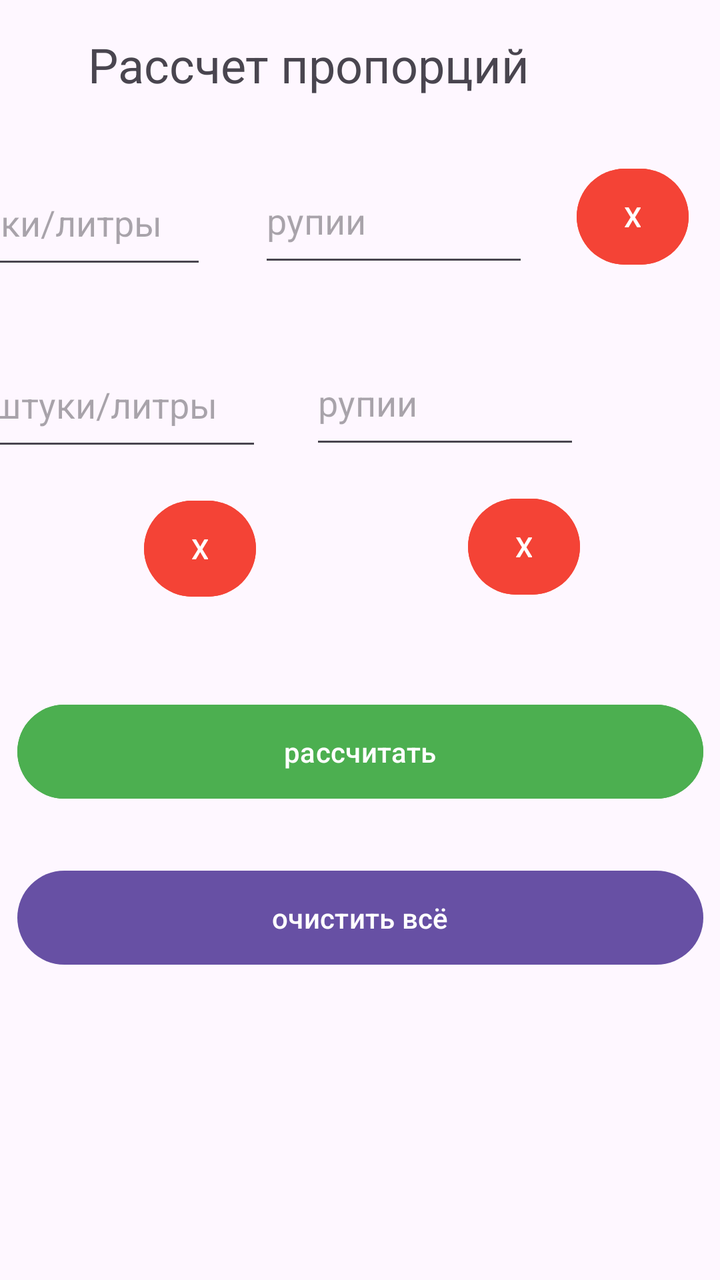
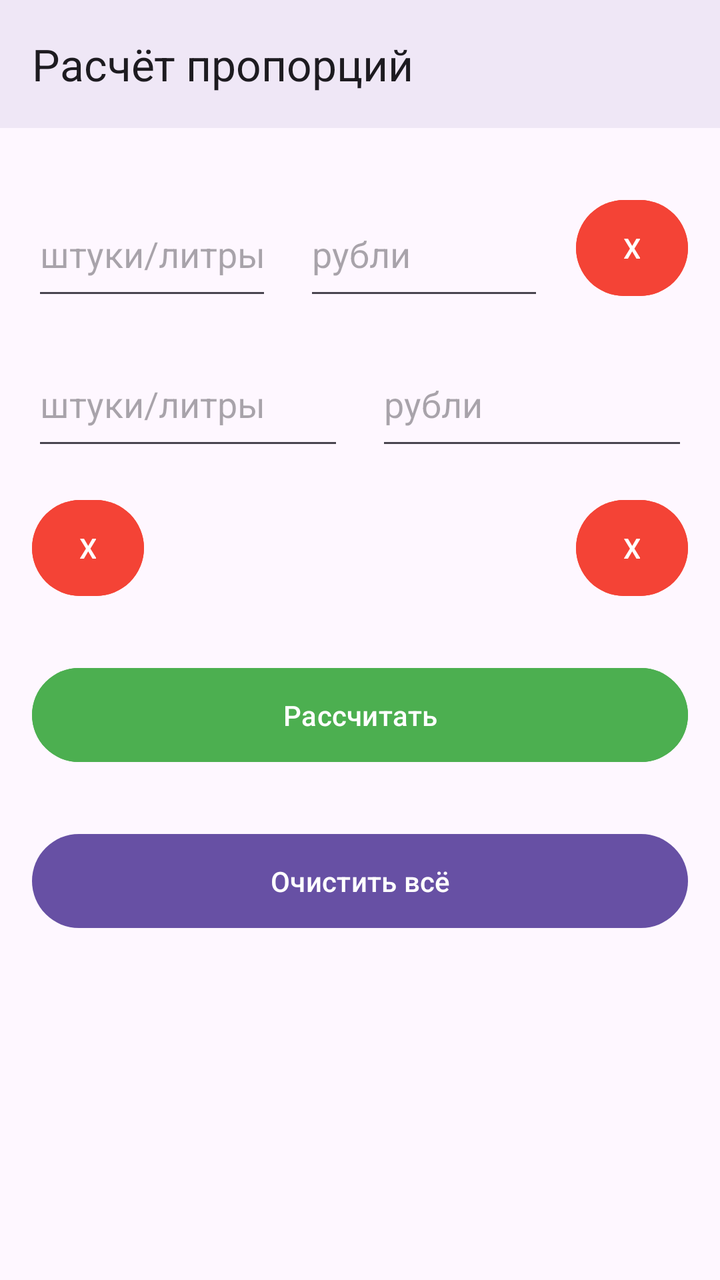

The first picture is an Android layout as it rendered before a commit; the second is the same layout after the commit. The layout source and the unified diff follow.
<!-- AndroidManifest.xml: application theme Theme.Proportion_crosswise -->
<!-- res/layout/activity_main.xml -->
<?xml version="1.0" encoding="utf-8"?>
<androidx.constraintlayout.widget.ConstraintLayout xmlns:android="http://schemas.android.com/apk/res/android"
    xmlns:app="http://schemas.android.com/apk/res-auto"
    xmlns:tools="http://schemas.android.com/tools"
    android:id="@+id/main"
    android:layout_width="match_parent"
    android:layout_height="match_parent"
    tools:context=".MainActivity"
    tools:layout_editor_absoluteX="0dp"
    tools:layout_editor_absoluteY="0dp">

    <TextView
        android:id="@+id/textView"
        android:layout_width="wrap_content"
        android:layout_height="wrap_content"
        android:layout_marginTop="16dp"
        android:text="Рассчет пропорций"
        android:textSize="24sp"
        app:layout_constraintEnd_toEndOf="@+id/cl1"
        app:layout_constraintHorizontal_bias="0.502"
        app:layout_constraintStart_toStartOf="@+id/cl1"
        app:layout_constraintTop_toTopOf="parent" />

    <Button
        android:id="@+id/calc"
        android:layout_width="343dp"
        android:layout_height="55dp"
        android:layout_marginTop="28dp"
        android:backgroundTint="#4CAF50"
        android:text="рассчитать"
        app:layout_constraintEnd_toEndOf="parent"
        app:layout_constraintStart_toStartOf="parent"
        app:layout_constraintTop_toBottomOf="@+id/cl2" />

    <Button
        android:id="@+id/clAllBut"
        android:layout_width="343dp"
        android:layout_height="55dp"
        android:layout_marginTop="28dp"
        android:text="очистить всё"
        app:layout_constraintEnd_toEndOf="parent"
        app:layout_constraintStart_toStartOf="parent"
        app:layout_constraintTop_toBottomOf="@+id/calc" />

    <androidx.constraintlayout.widget.ConstraintLayout
        android:id="@+id/cl1"
        android:layout_width="412dp"
        android:layout_height="87dp"
        android:layout_marginTop="20dp"
        app:layout_constraintEnd_toEndOf="parent"
        app:layout_constraintHorizontal_bias="1.0"
        app:layout_constraintStart_toStartOf="parent"
        app:layout_constraintTop_toBottomOf="@+id/textView">

        <EditText
            android:id="@+id/num2"
            android:layout_width="135dp"
            android:layout_height="59dp"
            android:layout_marginTop="11dp"
            android:layout_marginEnd="24dp"
            android:ems="10"
            android:hint="рупии"
            android:imeOptions="actionDone"
            android:inputType="number|numberDecimal"
            app:layout_constraintEnd_toStartOf="@+id/clBut1"
            app:layout_constraintHorizontal_bias="1.0"
            app:layout_constraintStart_toEndOf="@+id/num1"
            app:layout_constraintTop_toTopOf="parent" />

        <EditText
            android:id="@+id/num1"
            android:layout_width="139dp"
            android:layout_height="59dp"
            android:layout_marginStart="16dp"
            android:layout_marginTop="12dp"
            android:ems="10"
            android:hint="штуки/литры"
            android:imeOptions="actionDone"
            android:inputType="number|numberDecimal"
            app:layout_constraintStart_toStartOf="parent"
            app:layout_constraintTop_toTopOf="parent" />

        <Button
            android:id="@+id/clBut1"
            android:layout_width="56dp"
            android:layout_height="56dp"
            android:layout_marginTop="12dp"
            android:layout_marginEnd="16dp"
            android:backgroundTint="#F44336"
            android:text="Х"
            app:layout_constraintEnd_toEndOf="parent"
            app:layout_constraintTop_toTopOf="parent" />

    </androidx.constraintlayout.widget.ConstraintLayout>

    <androidx.constraintlayout.widget.ConstraintLayout
        android:id="@+id/cl2"
        android:layout_width="409dp"
        android:layout_height="161dp"
        android:layout_marginTop="4dp"
        app:layout_constraintEnd_toEndOf="parent"
        app:layout_constraintStart_toStartOf="parent"
        app:layout_constraintTop_toBottomOf="@+id/cl1">

        <Button
            android:id="@+id/clBut4"
            android:layout_width="56dp"
            android:layout_height="56dp"
            android:layout_marginTop="16dp"
            android:layout_marginEnd="92dp"
            android:backgroundTint="#F44336"
            android:text="Х"
            app:layout_constraintEnd_toEndOf="parent"
            app:layout_constraintHorizontal_bias="0.972"
            app:layout_constraintStart_toEndOf="@+id/clBut3"
            app:layout_constraintTop_toBottomOf="@+id/num4" />

        <Button
            android:id="@+id/clBut3"
            android:layout_width="56dp"
            android:layout_height="56dp"
            android:layout_marginStart="96dp"
            android:layout_marginTop="16dp"
            android:backgroundTint="#F44336"
            android:text="Х"
            app:layout_constraintStart_toStartOf="parent"
            app:layout_constraintTop_toBottomOf="@+id/num3" />

        <EditText
            android:id="@+id/num4"
            android:layout_width="135dp"
            android:layout_height="59dp"
            android:layout_marginStart="24dp"
            android:layout_marginTop="11dp"
            android:ems="10"
            android:hint="рупии"
            android:imeOptions="actionDone"
            android:inputType="number|numberDecimal"
            app:layout_constraintStart_toEndOf="@+id/num3"
            app:layout_constraintTop_toTopOf="parent" />

        <EditText
            android:id="@+id/num3"
            android:layout_width="139dp"
            android:layout_height="59dp"
            android:layout_marginStart="16dp"
            android:layout_marginTop="12dp"
            android:ems="10"
            android:hint="штуки/литры"
            android:imeOptions="actionDone"
            android:inputType="number|numberDecimal"
            app:layout_constraintStart_toStartOf="parent"
            app:layout_constraintTop_toTopOf="parent" />


    </androidx.constraintlayout.widget.ConstraintLayout>

</androidx.constraintlayout.widget.ConstraintLayout>
<!-- resources referenced by this layout -->
<resources>
  <style name="Theme.Proportion_crosswise" parent="Base.Theme.Proportion_crosswise" />
  <style name="Base.Theme.Proportion_crosswise" parent="Theme.Material3.DayNight.NoActionBar">
          
          
      </style>
</resources>

<!-- the commit's change to res/layout/activity_main.xml (unified diff, before → after) -->
@@ -9,149 +9,154 @@
     tools:layout_editor_absoluteX="0dp"
     tools:layout_editor_absoluteY="0dp">
 
-    <TextView
-        android:id="@+id/textView"
-        android:layout_width="wrap_content"
-        android:layout_height="wrap_content"
-        android:layout_marginTop="16dp"
-        android:text="Рассчет пропорций"
-        android:textSize="24sp"
-        app:layout_constraintEnd_toEndOf="@+id/cl1"
-        app:layout_constraintHorizontal_bias="0.502"
-        app:layout_constraintStart_toStartOf="@+id/cl1"
-        app:layout_constraintTop_toTopOf="parent" />
+    <com.google.android.material.appbar.MaterialToolbar
+        android:id="@+id/toolbar"
+        android:layout_width="match_parent"
+        android:layout_height="?attr/actionBarSize"
+        android:background="?attr/colorSurface"
+        android:elevation="4dp"
+        app:layout_constraintEnd_toEndOf="parent"
+        app:layout_constraintStart_toStartOf="parent"
+        app:layout_constraintTop_toTopOf="parent"
+        app:title="@string/app_title" />
 
     <Button
         android:id="@+id/calc"
-        android:layout_width="343dp"
+        android:layout_width="0dp"
         android:layout_height="55dp"
+        android:layout_marginStart="16dp"
         android:layout_marginTop="28dp"
-        android:backgroundTint="#4CAF50"
-        android:text="рассчитать"
+        android:layout_marginEnd="16dp"
+        android:backgroundTint="@color/green_primary"
+        android:text="@string/button_calculate"
         app:layout_constraintEnd_toEndOf="parent"
         app:layout_constraintStart_toStartOf="parent"
         app:layout_constraintTop_toBottomOf="@+id/cl2" />
 
     <Button
         android:id="@+id/clAllBut"
-        android:layout_width="343dp"
+        android:layout_width="0dp"
         android:layout_height="55dp"
+        android:layout_marginStart="16dp"
         android:layout_marginTop="28dp"
-        android:text="очистить всё"
+        android:layout_marginEnd="16dp"
+        android:text="@string/button_clear_all"
         app:layout_constraintEnd_toEndOf="parent"
         app:layout_constraintStart_toStartOf="parent"
         app:layout_constraintTop_toBottomOf="@+id/calc" />
 
     <androidx.constraintlayout.widget.ConstraintLayout
         android:id="@+id/cl1"
-        android:layout_width="412dp"
-        android:layout_height="87dp"
+        android:layout_width="0dp"
+        android:layout_height="wrap_content"
         android:layout_marginTop="20dp"
         app:layout_constraintEnd_toEndOf="parent"
-        app:layout_constraintHorizontal_bias="1.0"
         app:layout_constraintStart_toStartOf="parent"
-        app:layout_constraintTop_toBottomOf="@+id/textView">
+        app:layout_constraintTop_toBottomOf="@+id/toolbar">
+
+        
+        <EditText
+            android:id="@+id/num1"
+            android:layout_width="0dp"
+            android:layout_height="59dp"
+            android:layout_marginStart="16dp"
+            android:layout_marginTop="12dp"
+            android:hint="@string/hint_unit"
+            android:imeOptions="actionDone"
+            android:inputType="number|numberDecimal"
+            app:layout_constraintEnd_toStartOf="@+id/num2"
+            app:layout_constraintHorizontal_weight="1"
+            app:layout_constraintStart_toStartOf="parent"
+            app:layout_constraintTop_toTopOf="parent" />
 
         <EditText
             android:id="@+id/num2"
-            android:layout_width="135dp"
+            android:layout_width="0dp"
             android:layout_height="59dp"
-            android:layout_marginTop="11dp"
-            android:layout_marginEnd="24dp"
-            android:ems="10"
-            android:hint="рупии"
+            android:layout_marginStart="16dp"
+            android:layout_marginTop="12dp"
+            android:hint="@string/hint_currency"
             android:imeOptions="actionDone"
             android:inputType="number|numberDecimal"
             app:layout_constraintEnd_toStartOf="@+id/clBut1"
-            app:layout_constraintHorizontal_bias="1.0"
+            app:layout_constraintHorizontal_weight="1"
             app:layout_constraintStart_toEndOf="@+id/num1"
-            app:layout_constraintTop_toTopOf="parent" />
-
-        <EditText
-            android:id="@+id/num1"
-            android:layout_width="139dp"
-            android:layout_height="59dp"
-            android:layout_marginStart="16dp"
-            android:layout_marginTop="12dp"
-            android:ems="10"
-            android:hint="штуки/литры"
-            android:imeOptions="actionDone"
-            android:inputType="number|numberDecimal"
-            app:layout_constraintStart_toStartOf="parent"
             app:layout_constraintTop_toTopOf="parent" />
 
         <Button
             android:id="@+id/clBut1"
             android:layout_width="56dp"
             android:layout_height="56dp"
+            android:layout_marginStart="16dp"
             android:layout_marginTop="12dp"
             android:layout_marginEnd="16dp"
-            android:backgroundTint="#F44336"
+            android:backgroundTint="@color/red_clear"
             android:text="Х"
             app:layout_constraintEnd_toEndOf="parent"
+            app:layout_constraintStart_toEndOf="@+id/num2"
             app:layout_constraintTop_toTopOf="parent" />
 
     </androidx.constraintlayout.widget.ConstraintLayout>
 
     <androidx.constraintlayout.widget.ConstraintLayout
         android:id="@+id/cl2"
-        android:layout_width="409dp"
-        android:layout_height="161dp"
+        android:layout_width="0dp"
+        android:layout_height="wrap_content"
         android:layout_marginTop="4dp"
         app:layout_constraintEnd_toEndOf="parent"
         app:layout_constraintStart_toStartOf="parent"
         app:layout_constraintTop_toBottomOf="@+id/cl1">
+
+        
+        <EditText
+            android:id="@+id/num3"
+            android:layout_width="0dp"
+            android:layout_height="59dp"
+            android:layout_marginStart="16dp"
+            android:layout_marginTop="12dp"
+            android:hint="@string/hint_unit"
+            android:imeOptions="actionDone"
+            android:inputType="number|numberDecimal"
+            app:layout_constraintEnd_toStartOf="@+id/num4"
+            app:layout_constraintHorizontal_weight="1"
+            app:layout_constraintStart_toStartOf="parent"
+            app:layout_constraintTop_toTopOf="parent" />
+
+        <EditText
+            android:id="@+id/num4"
+            android:layout_width="0dp"
+            android:layout_height="59dp"
+            android:layout_marginStart="16dp"
+            android:layout_marginTop="12dp"
+            android:layout_marginEnd="16dp"
+            android:hint="@string/hint_currency"
+            android:imeOptions="actionDone"
+            android:inputType="number|numberDecimal"
+            app:layout_constraintEnd_toEndOf="parent"
+            app:layout_constraintHorizontal_weight="1"
+            app:layout_constraintStart_toEndOf="@+id/num3"
+            app:layout_constraintTop_toTopOf="parent" />
+
+        
+        <Button
+            android:id="@+id/clBut3"
+            android:layout_width="56dp"
+            android:layout_height="56dp"
+            android:layout_marginTop="16dp"
+            android:backgroundTint="@color/red_clear"
+            android:text="Х"
+            app:layout_constraintStart_toStartOf="@+id/num3"
+            app:layout_constraintTop_toBottomOf="@+id/num3" />
 
         <Button
             android:id="@+id/clBut4"
             android:layout_width="56dp"
             android:layout_height="56dp"
             android:layout_marginTop="16dp"
-            android:layout_marginEnd="92dp"
-            android:backgroundTint="#F44336"
+            android:backgroundTint="@color/red_clear"
             android:text="Х"
-            app:layout_constraintEnd_toEndOf="parent"
-            app:layout_constraintHorizontal_bias="0.972"
-            app:layout_constraintStart_toEndOf="@+id/clBut3"
+            app:layout_constraintEnd_toEndOf="@+id/num4"
             app:layout_constraintTop_toBottomOf="@+id/num4" />
-
-        <Button
-            android:id="@+id/clBut3"
-            android:layout_width="56dp"
-            android:layout_height="56dp"
-            android:layout_marginStart="96dp"
-            android:layout_marginTop="16dp"
-            android:backgroundTint="#F44336"
-            android:text="Х"
-            app:layout_constraintStart_toStartOf="parent"
-            app:layout_constraintTop_toBottomOf="@+id/num3" />
-
-        <EditText
-            android:id="@+id/num4"
-            android:layout_width="135dp"
-            android:layout_height="59dp"
-            android:layout_marginStart="24dp"
-            android:layout_marginTop="11dp"
-            android:ems="10"
-            android:hint="рупии"
-            android:imeOptions="actionDone"
-            android:inputType="number|numberDecimal"
-            app:layout_constraintStart_toEndOf="@+id/num3"
-            app:layout_constraintTop_toTopOf="parent" />
-
-        <EditText
-            android:id="@+id/num3"
-            android:layout_width="139dp"
-            android:layout_height="59dp"
-            android:layout_marginStart="16dp"
-            android:layout_marginTop="12dp"
-            android:ems="10"
-            android:hint="штуки/литры"
-            android:imeOptions="actionDone"
-            android:inputType="number|numberDecimal"
-            app:layout_constraintStart_toStartOf="parent"
-            app:layout_constraintTop_toTopOf="parent" />
-
 
     </androidx.constraintlayout.widget.ConstraintLayout>
 
<!-- resource entries referenced after the edit -->
@@ -1,5 +1,12 @@
 <!-- resources referenced by this layout -->
 <resources>
+  <color name="green_primary">#4CAF50</color>
+  <color name="red_clear">#F44336</color>
+  <string name="app_title">Расчёт пропорций</string>
+  <string name="button_calculate">Рассчитать</string>
+  <string name="button_clear_all">Очистить всё</string>
+  <string name="hint_currency">рубли</string>
+  <string name="hint_unit">штуки/литры</string>
   <style name="Theme.Proportion_crosswise" parent="Base.Theme.Proportion_crosswise" />
   <style name="Base.Theme.Proportion_crosswise" parent="Theme.Material3.DayNight.NoActionBar">
           
